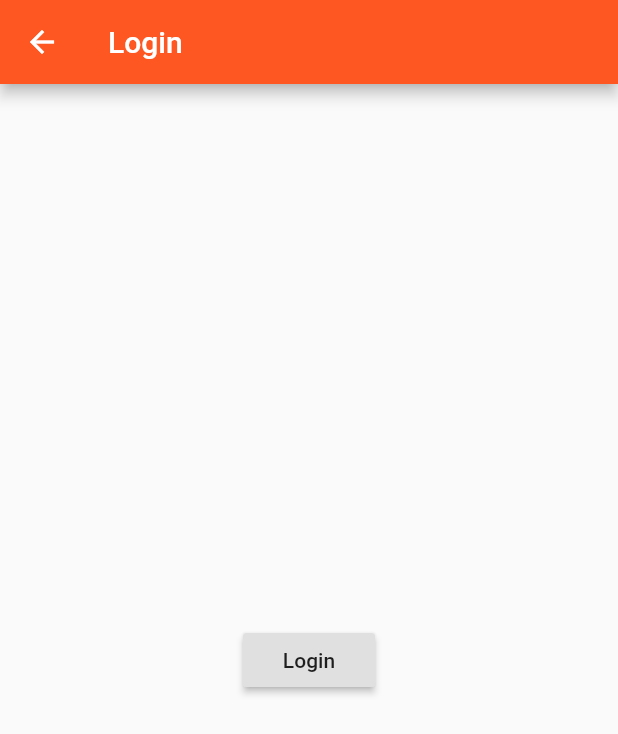
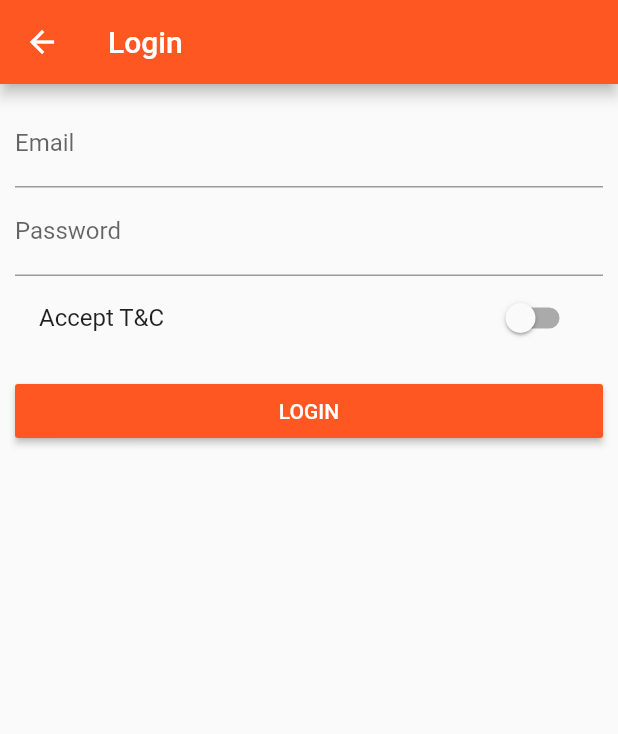
Before and after one commit to Vignesh150493/Foodism, a Flutter app: the AuthPage screen opened directly, on a phone screen of 412 x 824 dp. Shown: the top 734 px of the screen. Run offline on Flutter 3.47's test engine with Material 2 defaults, Android fonts, the phone set to English and light mode, and no system bars.

Commit message:
Fields in Auth page. Make Auth as home page.

```diff
--- a/lib/main.dart
+++ b/lib/main.dart
@@ -43,9 +43,9 @@ class MyAppState extends State<MyApp> {
           brightness: Brightness.light,
           primarySwatch: Colors.deepOrange,
           accentColor: Colors.deepPurple),
-//      home: AuthPage(),
       routes: {
-        '/': (BuildContext context) => HomePage(_products),
+        '/': (BuildContext context) => AuthPage(),
+        '/products': (BuildContext context) => HomePage(_products),
         '/admin': (BuildContext context) =>
             ProductAdmin(_addProduct, _deleteProduct),
       },
--- a/lib/pages/auth.dart
+++ b/lib/pages/auth.dart
@@ -1,19 +1,71 @@
 import 'package:flutter/material.dart';
 import 'home.dart';
 
-class AuthPage extends StatelessWidget {
+class AuthPage extends StatefulWidget {
+  @override
+  _AuthPageState createState() {
+    return new _AuthPageState();
+  }
+}
+
+class _AuthPageState extends State<AuthPage> {
+  String _email;
+  String _password;
+  bool _acceptTerms = false;
+
   @override
   Widget build(BuildContext context) {
     return Scaffold(
         appBar: AppBar(
           title: Text('Login'),
         ),
-        body: Center(
-          child: RaisedButton(
-            child: Text("Login"),
-            onPressed: () {
-              Navigator.pushReplacementNamed(context, '/');
-            },
+        body: Container(
+          margin: EdgeInsets.all(10.0),
+          child: ListView(
+            children: <Widget>[
+              TextField(
+                decoration: InputDecoration(
+                  labelText: 'Email',
+                ),
+                keyboardType: TextInputType.emailAddress,
+                onChanged: (value) {
+                  setState(() {
+                    _email = value;
+                  });
+                },
+              ),
+              TextField(
+                decoration: InputDecoration(labelText: 'Password'),
+                obscureText: true,
+                onChanged: (value) {
+                  setState(() {
+                    _password = value;
+                  });
+                },
+              ),
+              SwitchListTile(
+                value: _acceptTerms,
+                onChanged: (value) {
+                  setState(() {
+                    _acceptTerms = value;
+                  });
+                },
+                title: Text('Accept T&C'),
+              ),
+              SizedBox(
+                height: 10.0,
+              ),
+              RaisedButton(
+                color: Theme.of(context).primaryColor,
+                textColor: Colors.white,
+                child: Text("LOGIN"),
+                onPressed: () {
+                  print(_email);
+                  print(_password);
+                  Navigator.pushReplacementNamed(context, '/products');
+                },
+              ),
+            ],
           ),
         ));
   }
--- a/lib/pages/product_admin.dart
+++ b/lib/pages/product_admin.dart
@@ -24,7 +24,7 @@ class ProductAdmin extends StatelessWidget {
               ListTile(
                 title: Text("All Products"),
                 onTap: () {
-                  Navigator.pushReplacementNamed(context, '/');
+                  Navigator.pushReplacementNamed(context, '/products');
                 },
               )
             ],
```
Also changed, not shown: lib/pages/product_create.dart (+18 -12 lines).
